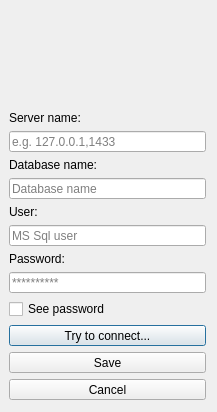
This is databasesetting.ui in lewypiotrek/Study_HomeLibrary as Qt 5 draws it before an edit. The edited form follows.
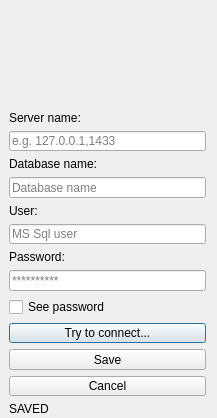
This is the edited form. Icons and pictures are not drawn.

```diff
--- a/databasesetting.ui
+++ b/databasesetting.ui
@@ -7,7 +7,7 @@
     <x>0</x>
     <y>0</y>
     <width>217</width>
-    <height>412</height>
+    <height>418</height>
    </rect>
   </property>
   <property name="sizePolicy">
@@ -25,7 +25,7 @@
      <x>9</x>
      <y>111</y>
      <width>197</width>
-     <height>289</height>
+     <height>304</height>
     </rect>
    </property>
    <layout class="QVBoxLayout" name="verticalLayout_3">
@@ -134,6 +134,16 @@
       </property>
      </widget>
     </item>
+    <item>
+     <widget class="QLabel" name="label_5">
+      <property name="enabled">
+       <bool>true</bool>
+      </property>
+      <property name="text">
+       <string>SAVED</string>
+      </property>
+     </widget>
+    </item>
    </layout>
   </widget>
   <widget class="QLabel" name="picture">
```
Left out of the diff: 3 changed lines with no effect on the pictures.
